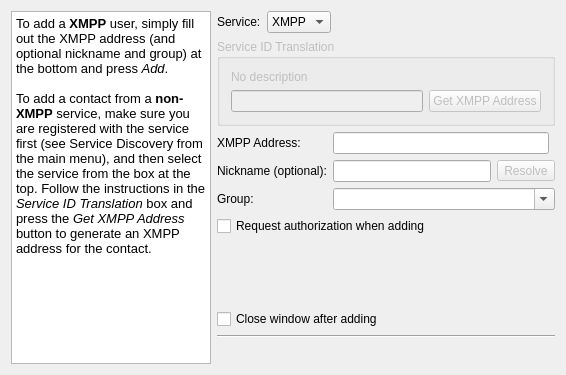
The window that src/adduser.ui (psi-im/psi) describes before a commit, drawn with Qt 5.
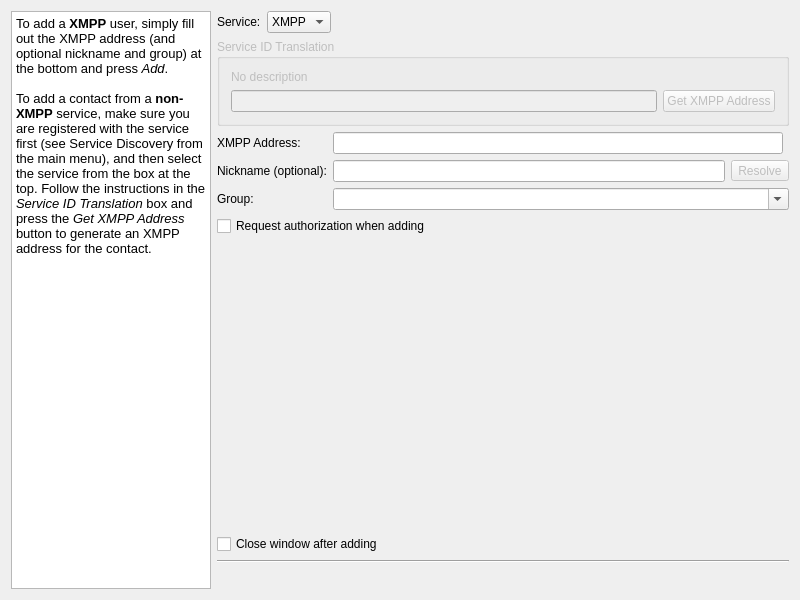
The same window after the commit. Custom widgets are drawn as their Qt base class.

```diff
--- a/src/adduser.ui
+++ b/src/adduser.ui
@@ -6,8 +6,8 @@
    <rect>
     <x>0</x>
     <y>0</y>
-    <width>566</width>
-    <height>375</height>
+    <width>800</width>
+    <height>600</height>
    </rect>
   </property>
   <property name="windowTitle">
```
Lines whose indentation alone changed are shown as unchanged.
